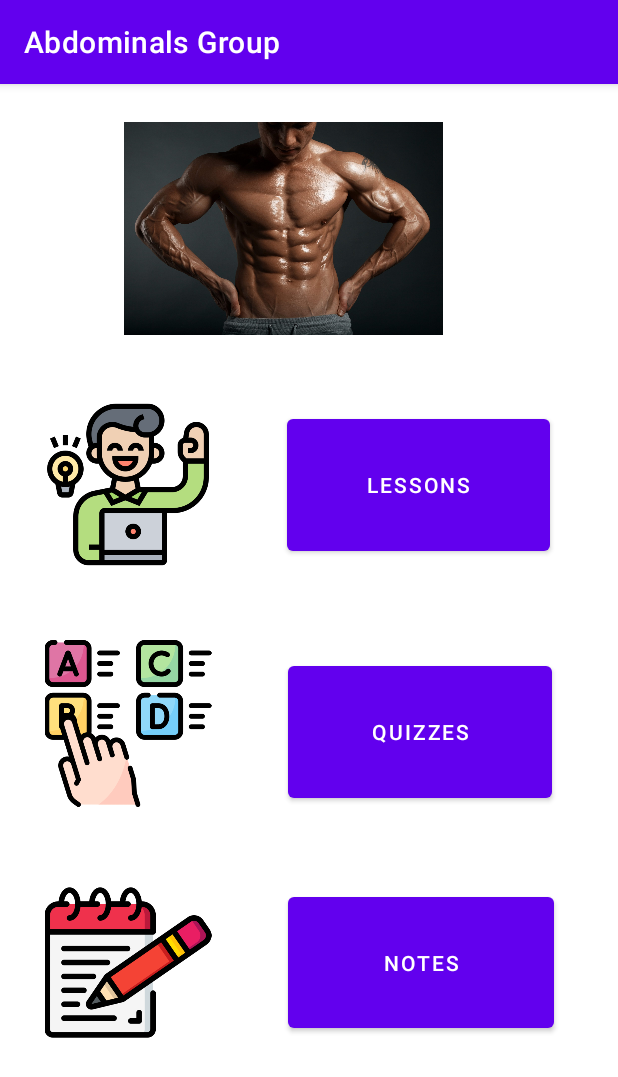
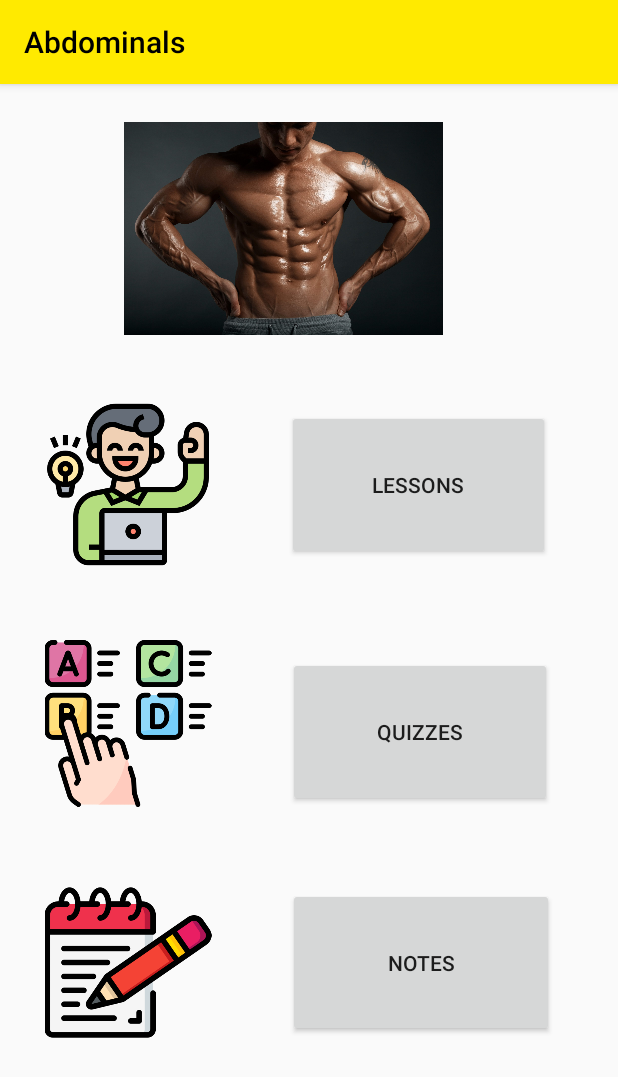
Before and after one commit to JayC-github/myFitness-APP, an Android app: the screen it shows after launch (HubController), after a tap on "Abdominals", on a phone screen of 412 x 824 dp. Shown: the top 1077 px of the screen. Run offline under Robolectric (Android 15) with nearby library versions, the phone set to English and light mode, and no system bars.

Commit message:
fixed general colour scheme

```diff
--- a/app/src/main/java/au/edu/unsw/infs3634/unswlearning/HubController.java
+++ b/app/src/main/java/au/edu/unsw/infs3634/unswlearning/HubController.java
@@ -48,7 +48,7 @@ public class HubController extends AppCompatActivity {
         selectedGroup = intent.getStringExtra(INTENT_MESSAGE);
 
         // setTitle
-        setTitle(StringUtils.capitalize(selectedGroup) + " Group");
+        setTitle(StringUtils.capitalize(selectedGroup));
 
         // set Group pictures and all the other pics
         selectedGroupPic.setImageResource(getResources().getIdentifier(selectedGroup,
--- a/app/src/main/java/au/edu/unsw/infs3634/unswlearning/LessonLauncher.java
+++ b/app/src/main/java/au/edu/unsw/infs3634/unswlearning/LessonLauncher.java
@@ -12,6 +12,8 @@ import androidx.appcompat.app.AppCompatActivity;
 import androidx.recyclerview.widget.DividerItemDecoration;
 import androidx.recyclerview.widget.LinearLayoutManager;
 import androidx.recyclerview.widget.RecyclerView;
+
+import org.apache.commons.lang3.StringUtils;
 
 import java.util.ArrayList;
 import java.util.List;
@@ -62,7 +64,7 @@ public class LessonLauncher extends AppCompatActivity implements RecyclerViewInt
             if (exerciseGroup != null) {
                 Log.d(TAG, "exerciseGroup exist");
                 //update activity title with extracted string
-                setTitle(exerciseGroup.getName());
+                setTitle(StringUtils.capitalize(exerciseGroup.getName()) + " Lessons");
 
                 //get handle to corresponding recyclerview
                 recyclerViewLesson = findViewById(R.id.rvListLesson);
--- a/app/src/main/java/au/edu/unsw/infs3634/unswlearning/NoteLauncher.java
+++ b/app/src/main/java/au/edu/unsw/infs3634/unswlearning/NoteLauncher.java
@@ -15,6 +15,8 @@ import androidx.recyclerview.widget.DividerItemDecoration;
 import androidx.recyclerview.widget.LinearLayoutManager;
 import androidx.recyclerview.widget.RecyclerView;
 import androidx.room.Room;
+
+import org.apache.commons.lang3.StringUtils;
 
 import java.util.ArrayList;
 import java.util.List;
@@ -68,7 +70,7 @@ public class NoteLauncher extends AppCompatActivity implements RecyclerViewInter
             Log.d(TAG, "Intent Message = " + message);
             ExerciseGroup exerciseGroup = ExerciseGroup.findGroup(message);
             //update activity title with extracted string
-            setTitle(exerciseGroup.getName());
+            setTitle(StringUtils.capitalize(exerciseGroup.getName()) + " Notes");
 
             //create asynchronous database call using Java Runnable
             Executors.newSingleThreadExecutor().execute(new Runnable() {
--- a/app/src/main/java/au/edu/unsw/infs3634/unswlearning/QuizLauncher.java
+++ b/app/src/main/java/au/edu/unsw/infs3634/unswlearning/QuizLauncher.java
@@ -8,6 +8,8 @@ import androidx.recyclerview.widget.RecyclerView;
 import android.content.Intent;
 import android.os.Bundle;
 import android.util.Log;
+
+import org.apache.commons.lang3.StringUtils;
 
 import java.util.ArrayList;
 import java.util.List;
@@ -32,7 +34,7 @@ public class QuizLauncher extends AppCompatActivity implements RecyclerViewInter
         if (intent.hasExtra(INTENT_MESSAGE)) {
             // this message will get used for quiz database too
             String message = intent.getStringExtra(INTENT_MESSAGE);
-            setTitle(message + " Quiz");
+            setTitle(StringUtils.capitalize(message) + " Quiz");
             Log.d(TAG, "Exercise Group name = " + message);
 
             // this part is always similar
--- a/app/src/main/res/layout/home_list_row.xml
+++ b/app/src/main/res/layout/home_list_row.xml
@@ -21,9 +21,10 @@
         android:id="@+id/tvTargetArea"
         android:layout_width="175dp"
         android:layout_height="50dp"
+        android:fontFamily="sans-serif-medium"
         android:text="Target Area"
+        android:textColor="#000000"
         android:textSize="24sp"
-        android:fontFamily="sans-serif-medium"
         app:layout_constraintBottom_toBottomOf="parent"
         app:layout_constraintEnd_toEndOf="parent"
         app:layout_constraintStart_toEndOf="@+id/ivTargetArea"
--- a/app/src/main/res/layout/lesson_home_list_row.xml
+++ b/app/src/main/res/layout/lesson_home_list_row.xml
@@ -23,9 +23,10 @@
         android:layout_height="30dp"
         android:layout_marginStart="40dp"
         android:layout_marginTop="36dp"
+        android:fontFamily="sans-serif-medium"
         android:text="Lesson Name"
+        android:textColor="#000000"
         android:textSize="24sp"
-        android:fontFamily="sans-serif-medium"
         app:layout_constraintStart_toEndOf="@+id/ivLesson"
         app:layout_constraintTop_toTopOf="parent" />
 
@@ -35,9 +36,10 @@
         android:layout_height="25dp"
         android:layout_marginStart="40dp"
         android:layout_marginTop="4dp"
+        android:fontFamily="sans-serif-medium"
         android:text="Lesson Difficulty"
+        android:textColor="#000000"
         android:textSize="16sp"
-        android:fontFamily="sans-serif-medium"
         app:layout_constraintStart_toEndOf="@+id/ivLesson"
         app:layout_constraintTop_toBottomOf="@+id/tvLessonName" />
 </androidx.constraintlayout.widget.ConstraintLayout>
--- a/app/src/main/res/layout/note_detail.xml
+++ b/app/src/main/res/layout/note_detail.xml
@@ -14,6 +14,7 @@
         android:layout_marginTop="28dp"
         android:fontFamily="sans-serif-medium"
         android:text="Title"
+        android:textColor="#000000"
         android:textSize="20sp"
         app:layout_constraintStart_toStartOf="parent"
         app:layout_constraintTop_toBottomOf="@+id/tvNoteMuscle" />
@@ -26,6 +27,7 @@
         android:layout_marginTop="47dp"
         android:fontFamily="sans-serif-medium"
         android:text="Notes"
+        android:textColor="#000000"
         android:textSize="20sp"
         app:layout_constraintStart_toStartOf="parent"
         app:layout_constraintTop_toBottomOf="@+id/editTextNoteTitle" />
@@ -39,6 +41,7 @@
         android:ems="10"
         android:inputType="textPersonName"
         android:minHeight="48dp"
+        android:textColor="#000000"
         app:layout_constraintStart_toStartOf="parent"
         app:layout_constraintTop_toBottomOf="@+id/tvNoteTitleHeading" />
 
@@ -51,6 +54,7 @@
         android:ems="10"
         android:gravity="start|top"
         android:inputType="textMultiLine"
+        android:textColor="#000000"
         app:layout_constraintStart_toStartOf="parent"
         app:layout_constraintTop_toBottomOf="@+id/tvNoteBodyHeading" />
 
@@ -73,6 +77,7 @@
         android:layout_marginTop="24dp"
         android:fontFamily="sans-serif-medium"
         android:text="Muscle Group"
+        android:textColor="#000000"
         android:textSize="20sp"
         app:layout_constraintStart_toStartOf="parent"
         app:layout_constraintTop_toTopOf="parent" />
@@ -85,6 +90,7 @@
         android:layout_marginEnd="48dp"
         android:fontFamily="sans-serif-medium"
         android:text="Note ID"
+        android:textColor="#000000"
         android:textSize="20sp"
         app:layout_constraintEnd_toEndOf="parent"
         app:layout_constraintTop_toTopOf="parent" />
--- a/app/src/main/res/layout/note_home_list_row.xml
+++ b/app/src/main/res/layout/note_home_list_row.xml
@@ -13,6 +13,7 @@
         android:layout_marginTop="24dp"
         android:fontFamily="sans-serif-medium"
         android:text="title"
+        android:textColor="#000000"
         android:textSize="24sp"
         app:layout_constraintStart_toStartOf="parent"
         app:layout_constraintTop_toTopOf="parent" />
@@ -28,6 +29,7 @@
         android:layout_marginBottom="24dp"
         android:fontFamily="sans-serif-medium"
         android:text="content"
+        android:textColor="#000000"
         android:textSize="16sp"
         app:layout_constraintBottom_toBottomOf="parent"
         app:layout_constraintEnd_toEndOf="parent"
--- a/app/src/main/res/layout/quiz_home_list_row.xml
+++ b/app/src/main/res/layout/quiz_home_list_row.xml
@@ -12,9 +12,10 @@
         android:layout_marginStart="28dp"
         android:layout_marginTop="28dp"
         android:layout_marginBottom="28dp"
+        android:fontFamily="sans-serif-medium"
         android:text="Quiz Name"
+        android:textColor="#000000"
         android:textSize="24sp"
-        android:fontFamily="sans-serif-medium"
         app:layout_constraintBottom_toBottomOf="parent"
         app:layout_constraintStart_toStartOf="parent"
         app:layout_constraintTop_toTopOf="parent" />
--- a/app/src/main/res/layout/quiz_question_page.xml
+++ b/app/src/main/res/layout/quiz_question_page.xml
@@ -13,6 +13,7 @@
         android:layout_marginTop="12dp"
         android:layout_marginEnd="38dp"
         android:text="Question Here"
+        android:textColor="#000000"
         app:layout_constraintEnd_toEndOf="parent"
         app:layout_constraintHorizontal_bias="0.4"
         app:layout_constraintStart_toStartOf="parent"
@@ -79,6 +80,7 @@
         android:layout_marginStart="38dp"
         android:layout_marginTop="36dp"
         android:text="TextView"
+        android:textColor="#000000"
         app:layout_constraintStart_toStartOf="parent"
         app:layout_constraintTop_toTopOf="parent" />
 
@@ -87,6 +89,7 @@
         android:layout_width="wrap_content"
         android:layout_height="wrap_content"
         android:text="TextView"
+        android:textColor="#000000"
         app:layout_constraintBottom_toBottomOf="@+id/question_index"
         app:layout_constraintEnd_toEndOf="parent"
         app:layout_constraintHorizontal_bias="0.833"
--- a/app/src/main/res/layout/quiz_results_page.xml
+++ b/app/src/main/res/layout/quiz_results_page.xml
@@ -23,6 +23,7 @@
         android:layout_height="78dp"
         android:layout_marginTop="76dp"
         android:text="Score"
+        android:textColor="#000000"
         app:layout_constraintEnd_toEndOf="parent"
         app:layout_constraintHorizontal_bias="0.495"
         app:layout_constraintStart_toStartOf="parent"
@@ -46,6 +47,7 @@
         android:layout_height="wrap_content"
         android:layout_marginTop="20dp"
         android:text="Result"
+        android:textColor="#000000"
         android:textSize="34sp"
         app:layout_constraintEnd_toEndOf="parent"
         app:layout_constraintStart_toStartOf="parent"
--- a/app/src/main/res/values-night/themes.xml
+++ b/app/src/main/res/values-night/themes.xml
@@ -1,6 +1,6 @@
 <resources xmlns:tools="http://schemas.android.com/tools">
     <!-- Base application theme. -->
-    <style name="Theme.UNSWLearning" parent="Theme.MaterialComponents.DayNight.DarkActionBar">
+    <style name="Theme.UNSWLearning" parent="Theme.MaterialComponents.DayNight.DarkActionBar.Bridge">
         <!-- Primary brand color. -->
         <item name="colorPrimary">@color/purple_200</item>
         <item name="colorPrimaryVariant">@color/purple_700</item>
@@ -9,6 +9,7 @@
         <item name="colorSecondary">@color/teal_200</item>
         <item name="colorSecondaryVariant">@color/teal_200</item>
         <item name="colorOnSecondary">@color/black</item>
+        <item name="titleTextColor">@color/BlackTitle</item>
         <!-- Status bar color. -->
         <item name="android:statusBarColor" tools:targetApi="l">?attr/colorPrimaryVariant</item>
         <!-- Customize your theme here. -->
--- a/app/src/main/res/values/colors.xml
+++ b/app/src/main/res/values/colors.xml
@@ -7,4 +7,11 @@
     <color name="teal_700">#FF018786</color>
     <color name="black">#FF000000</color>
     <color name="white">#FFFFFFFF</color>
+
+    <color name="gold">#FFD700</color>
+    <color name="orange">#FFA500</color>
+    <color name="blue">#0000FF</color>
+    <color name="yellow">#FFEA00</color>
+    <color name="BlackTitle">#000000</color>
+
 </resources>
--- a/app/src/main/res/values/themes.xml
+++ b/app/src/main/res/values/themes.xml
@@ -1,16 +1,20 @@
 <resources xmlns:tools="http://schemas.android.com/tools">
     <!-- Base application theme. -->
-    <style name="Theme.UNSWLearning" parent="Theme.MaterialComponents.DayNight.DarkActionBar">
+    <style name="Theme.UNSWLearning" parent="Theme.MaterialComponents.DayNight.DarkActionBar.Bridge">
+
         <!-- Primary brand color. -->
-        <item name="colorPrimary">@color/purple_500</item>
-        <item name="colorPrimaryVariant">@color/purple_700</item>
-        <item name="colorOnPrimary">@color/white</item>
+        <item name="colorPrimary">@color/yellow</item>
+        <item name="colorPrimaryVariant">@color/blue</item>
+        <item name="colorOnPrimary">@color/black</item>
         <!-- Secondary brand color. -->
-        <item name="colorSecondary">@color/teal_200</item>
-        <item name="colorSecondaryVariant">@color/teal_700</item>
+        <item name="colorSecondary">@color/yellow</item>
+        <item name="colorSecondaryVariant">@color/gold</item>
         <item name="colorOnSecondary">@color/black</item>
+        <item name="titleTextColor">@color/BlackTitle</item>
         <!-- Status bar color. -->
         <item name="android:statusBarColor" tools:targetApi="l">?attr/colorPrimaryVariant</item>
+
         <!-- Customize your theme here. -->
+
     </style>
 </resources>
```
Also changed, not shown: app/src/main/res/layout/exercise_detail.xml (+11 -5 lines).
